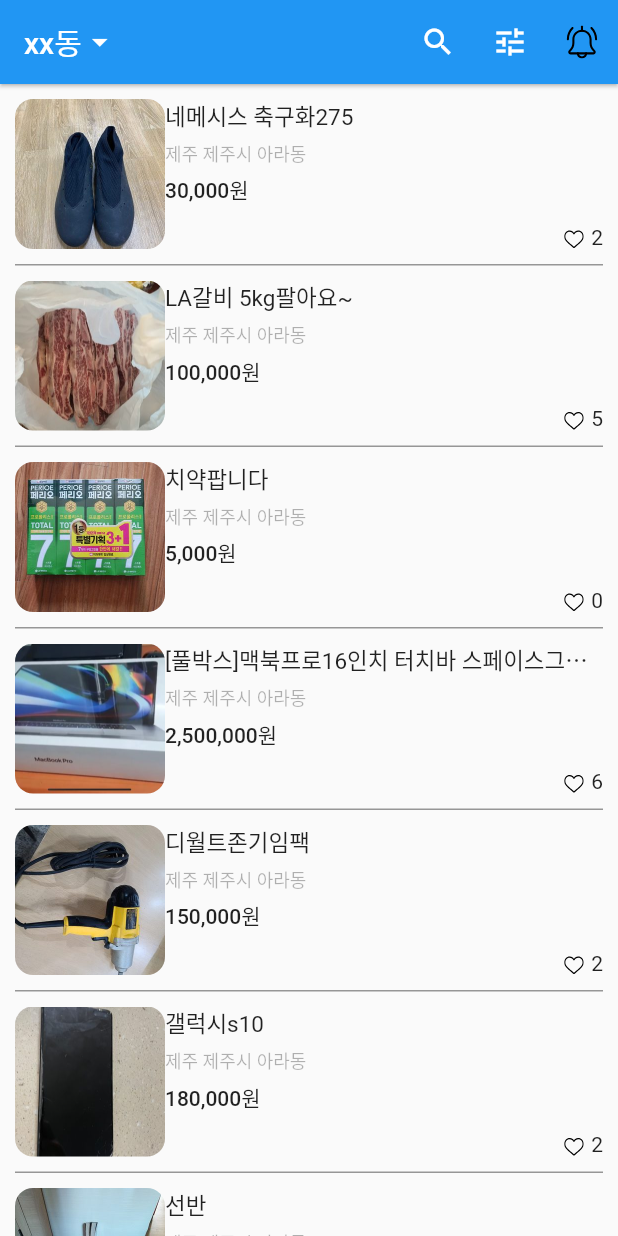
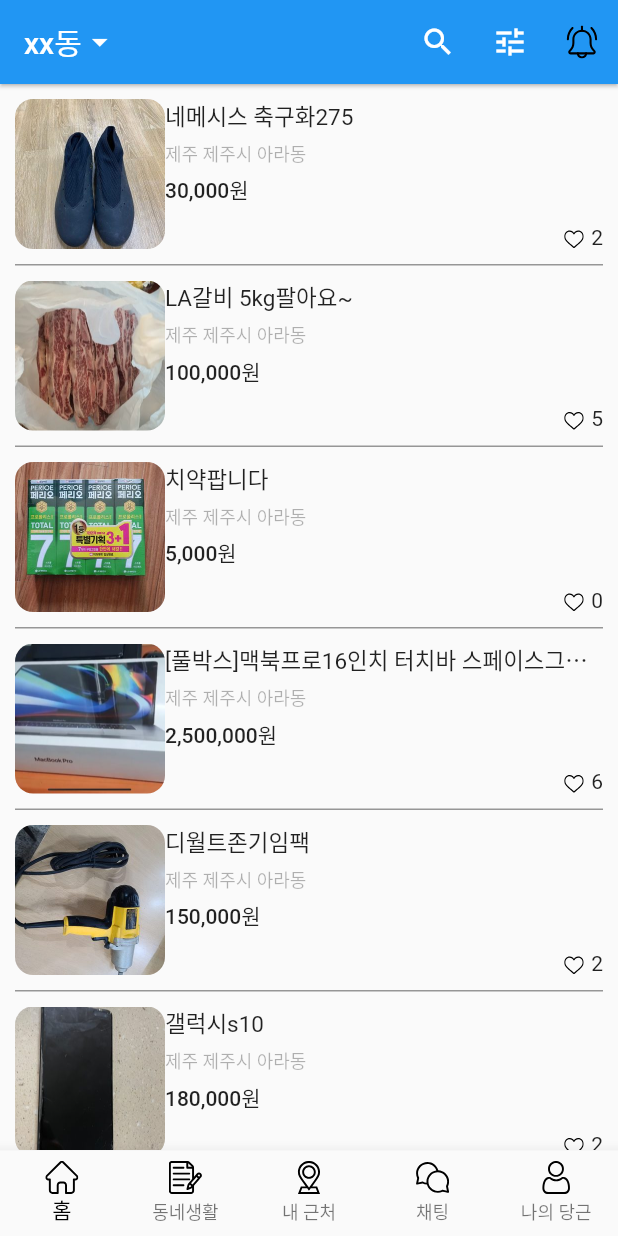
Before and after one commit to jjhkie/carrotclone, a Flutter app: the screen it shows after launch, on a phone screen of 412 x 824 dp. Run offline on Flutter 3.47's test engine with Material 2 defaults, Android fonts, the phone set to English and light mode, and no system bars; our stand-ins replace flutter_svg.

Commit message:
bottomNavigation 구현

```diff
--- a/lib/page/home.dart
+++ b/lib/page/home.dart
@@ -9,10 +9,12 @@ class Home extends StatefulWidget {
 
 class _HomeState extends State<Home> {
   List<Map<String, String>> datas = [];
+  var _currentPageIndex;
 
   @override
   void initState() {
     super.initState();
+    _currentPageIndex = 0;
     datas = [
       {
         "cid": "1",
@@ -102,6 +104,7 @@ class _HomeState extends State<Home> {
     return Scaffold(
       appBar: _appBarWidget(),
       body: _bodyWidget(),
+      bottomNavigationBar: _bottomNavigationBarWidget(),
     );
   }
 
@@ -125,10 +128,37 @@ class _HomeState extends State<Home> {
       ],
     );
   }
+  BottomNavigationBarItem _bottomNavigationBarItem(
+      String iconName, String label){
+    return BottomNavigationBarItem(icon: SvgPicture.asset("assets/svg/${iconName}_off.svg",width:22),
+    label: label);
+  }
 
-  final oCcy = new NumberFormat("#,###","ko_KR");
-  String calcStringToWon(String priceString){
 
+  Widget _bottomNavigationBarWidget() {
+    return BottomNavigationBar(
+      type: BottomNavigationBarType.fixed,
+      onTap: (int index){
+        setState((){
+          _currentPageIndex = index;
+        });
+      },
+        currentIndex: _currentPageIndex,
+        selectedItemColor: Colors.black,
+        items: [
+          _bottomNavigationBarItem("home","홈"),
+          _bottomNavigationBarItem("notes","동네생활"),
+          _bottomNavigationBarItem("location","내 근처"),
+          _bottomNavigationBarItem("chat","채팅"),
+          _bottomNavigationBarItem("user","나의 당근"),
+        ]
+    );
+  }
+
+
+  final oCcy = new NumberFormat("#,###", "ko_KR");
+
+  String calcStringToWon(String priceString) {
     return "${oCcy.format(int.parse(priceString))}원";
   }
 
@@ -157,11 +187,16 @@ class _HomeState extends State<Home> {
                       child: Column(
                         crossAxisAlignment: CrossAxisAlignment.start,
                         children: [
-                      Text(datas[index]['title']!,overflow:TextOverflow.ellipsis,style: TextStyle(fontSize: 15),),
-                      SizedBox(height:5),
-                      Text(datas[index]['location']!,style: TextStyle(fontSize:12, color: Colors.black.withOpacity(0.3)),),
-                      SizedBox(height:5),
-                      Text(calcStringToWon(datas[index]['price']!),style:TextStyle(fontWeight:FontWeight.w500 )),
+                          Text(datas[index]['title']!,
+                            overflow: TextOverflow.ellipsis,
+                            style: TextStyle(fontSize: 15),),
+                          SizedBox(height: 5),
+                          Text(datas[index]['location']!,
+                            style: TextStyle(fontSize: 12, color: Colors.black
+                                .withOpacity(0.3)),),
+                          SizedBox(height: 5),
+                          Text(calcStringToWon(datas[index]['price']!),
+                              style: TextStyle(fontWeight: FontWeight.w500)),
                           Expanded(
                             child: Container(
                               child: Row(
```
Lines whose indentation alone changed are shown as unchanged.
